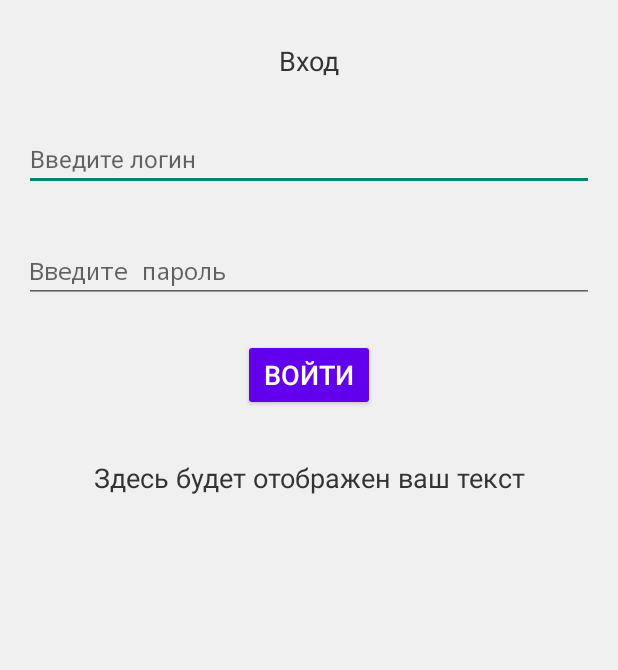
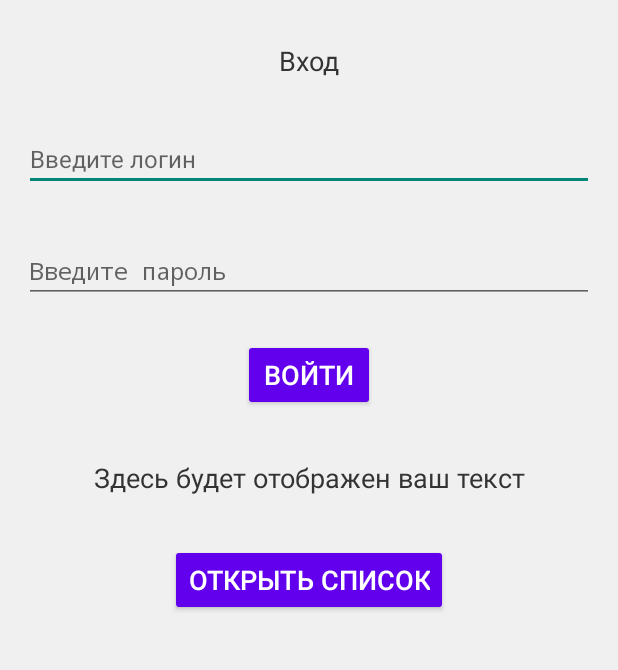
Before and after one commit to TamponN/AndrroidDevelopment_Plotnikov_IT41, an Android app built with Jetpack Compose: the screen it shows after launch (MainActivity), on a phone screen of 412 x 824 dp, the part 132-802 px from its top. Run offline under Robolectric (Android 15) with nearby library versions, the phone set to English and light mode, and no system bars.

Commit message:
Completed 5 lab

```diff
--- a/app/build.gradle.kts
+++ b/app/build.gradle.kts
@@ -58,4 +58,6 @@ dependencies {
     androidTestImplementation(libs.androidx.compose.ui.test.junit4)
     debugImplementation(libs.androidx.compose.ui.tooling)
     debugImplementation(libs.androidx.compose.ui.test.manifest)
+    implementation(libs.androidx.recyclerview) // Добавил зависимости для RecyclerView
+    implementation(libs.material) // Добавил зависимости для Material Design компонентов
 }
--- a/app/src/main/java/com/example/app/MainActivity.kt
+++ b/app/src/main/java/com/example/app/MainActivity.kt
@@ -1,6 +1,7 @@
 package com.example.app
 
 // Импорт библиотек для логирования и работы с экранными компонентами
+import android.content.Intent
 import android.util.Log
 import android.widget.EditText
 import android.widget.TextView
@@ -10,17 +11,7 @@ import android.widget.Toast
 
 import android.os.Bundle
 import androidx.activity.ComponentActivity
-import androidx.activity.compose.setContent
 import androidx.activity.enableEdgeToEdge
-import androidx.compose.foundation.layout.fillMaxSize
-import androidx.compose.foundation.layout.padding
-import androidx.compose.material3.Scaffold
-import androidx.compose.material3.Text
-import androidx.compose.runtime.Composable
-import androidx.compose.ui.Modifier
-import androidx.compose.ui.semantics.text
-import androidx.compose.ui.tooling.preview.Preview
-import com.example.app.ui.theme.AppTheme
 
 class MainActivity : ComponentActivity() {
 
@@ -28,9 +19,10 @@ class MainActivity : ComponentActivity() {
     private val TAG = "MainActivityLifecycle"
 
     // Объявляем переменные для наших View элементов lateinit означает что мы инициализируем их позже
-    private lateinit var editTextLogin: EditText
-    private lateinit var buttonLogin: Button
-    private lateinit var textViewDisplay: TextView
+    private lateinit var _editTextLogin: EditText
+    private lateinit var _buttonLogin: Button
+    private lateinit var _textViewDisplay: TextView
+    private lateinit var _buttonOpenList: Button
 
     override fun onCreate(savedInstanceState: Bundle?) {
         super.onCreate(savedInstanceState)
@@ -41,29 +33,37 @@ class MainActivity : ComponentActivity() {
         Log.d(TAG, "onCreate: Activity создается")
 
         // Инициализируем наши View элементы, находя их по ID из XML-макета
-        editTextLogin = findViewById(R.id.editTextLogin)
-        buttonLogin = findViewById(R.id.buttonLogin)
-        textViewDisplay = findViewById(R.id.textViewDisplay)
+        _editTextLogin = findViewById(R.id.editTextLogin)
+        _buttonLogin = findViewById(R.id.buttonLogin)
+        _textViewDisplay = findViewById(R.id.textViewDisplay)
+        _buttonOpenList = findViewById(R.id.buttonOpenList)
 
         // Слушатель события на нажатие кнопки
-        buttonLogin.setOnClickListener {
+        _buttonLogin.setOnClickListener {
             // Извлекаем текст из EditText
-            val userInputText = editTextLogin.text.toString()
+            val userInputText = _editTextLogin.text.toString()
 
             // Проверяем, не пустой ли текст
             if (userInputText.isNotBlank()) {
                 // Используем getString() для форматированных строк из ресурсов
-                val toastMessage = getString(R.string.toast_your_text, editTextLogin.text)
+                val toastMessage = getString(R.string.toast_your_text, _editTextLogin.text)
                 // текст в Toast-уведомление
                 Toast.makeText(this, toastMessage, Toast.LENGTH_LONG).show()
 
                 // И текст в TextView на экране
-                textViewDisplay.text = userInputText
+                _textViewDisplay.text = userInputText
             } else {
                 // Если поле ввода пустое
                 Toast.makeText(this, "Пожалуйста, введите текст", Toast.LENGTH_SHORT).show()
-                textViewDisplay.text = "Вы ничего не ввели" // Очищаем или устанавливаем сообщение по умолчанию
+                _textViewDisplay.text = "Вы ничего не ввели" // Очищаем или устанавливаем сообщение по умолчанию
             }
+        }
+
+        // Обработчик нажатия на кнопку "октрыть список"
+        _buttonOpenList.setOnClickListener {
+            // интент для перехода на новую активити
+            val intent = Intent(this, ListActivity::class.java)
+            startActivity(intent) // иии запуск активити
         }
     }
 
--- a/app/src/main/res/layout/activity_main.xml
+++ b/app/src/main/res/layout/activity_main.xml
@@ -120,4 +120,14 @@
         app:layout_constraintStart_toStartOf="parent"
         app:layout_constraintEnd_toEndOf="parent"/>
 
+    <!-- Кнопка для перехода к списку -->
+    <Button
+        android:id="@+id/buttonOpenList"
+        android:text="@string/label_open_list_button"
+        style="@style/Widget.App.Button"
+        app:layout_constraintTop_toBottomOf="@+id/textViewDisplay"
+        app:layout_constraintStart_toStartOf="parent"
+        app:layout_constraintEnd_toEndOf="parent"
+        android:layout_marginTop="@dimen/element_spacing_large"/>
+
 </androidx.constraintlayout.widget.ConstraintLayout>
--- a/app/src/main/res/values/strings.xml
+++ b/app/src/main/res/values/strings.xml
@@ -14,5 +14,7 @@
     <string name="label_login_hint">Введите логин</string>
     <string name="label_password_hint">Введите пароль</string>
     <string name="label_login_button">Войти</string>
+    <string name="example_name">Пример имени</string>
+    <string name="label_open_list_button">Открыть список</string>
 
 </resources>
--- a/gradle/libs.versions.toml
+++ b/gradle/libs.versions.toml
@@ -9,10 +9,13 @@ lifecycleRuntimeKtx = "2.6.1"
 activityCompose = "1.8.0"
 composeBom = "2024.09.00"
 constraintlayout = "2.2.1"
+material = "1.13.0"
 material3 = "1.3.2"
+recyclerview = "1.4.0"
 
 [libraries]
 androidx-core-ktx = { group = "androidx.core", name = "core-ktx", version.ref = "coreKtx" }
+androidx-recyclerview = { module = "androidx.recyclerview:recyclerview", version.ref = "recyclerview" }
 junit = { group = "junit", name = "junit", version.ref = "junit" }
 androidx-junit = { group = "androidx.test.ext", name = "junit", version.ref = "junitVersion" }
 androidx-espresso-core = { group = "androidx.test.espresso", name = "espresso-core", version.ref = "espressoCore" }
@@ -28,6 +31,7 @@ androidx-compose-ui-test-junit4 = { group = "androidx.compose.ui", name = "ui-te
 androidx-compose-material3 = { group = "androidx.compose.material3", name = "material3" }
 androidx-constraintlayout = { group = "androidx.constraintlayout", name = "constraintlayout", version.ref = "constraintlayout" }
 androidx-material3 = { group = "androidx.compose.material3", name = "material3", version.ref = "material3" }
+material = { module = "com.google.android.material:material", version.ref = "material" }
 
 [plugins]
 android-application = { id = "com.android.application", version.ref = "agp" }
```
Also changed, not shown: app/src/main/AndroidManifest.xml (+8 -1 lines), app/src/main/java/com/example/app/ListActivity.kt (added, +55 -0 lines), app/src/main/java/com/example/app/NameAdapter.kt (added, +41 -0 lines), app/src/main/res/layout/activity_list.xml (added, +22 -0 lines), app/src/main/res/layout/item_name.xml (added, +17 -0 lines), 1 other file.
